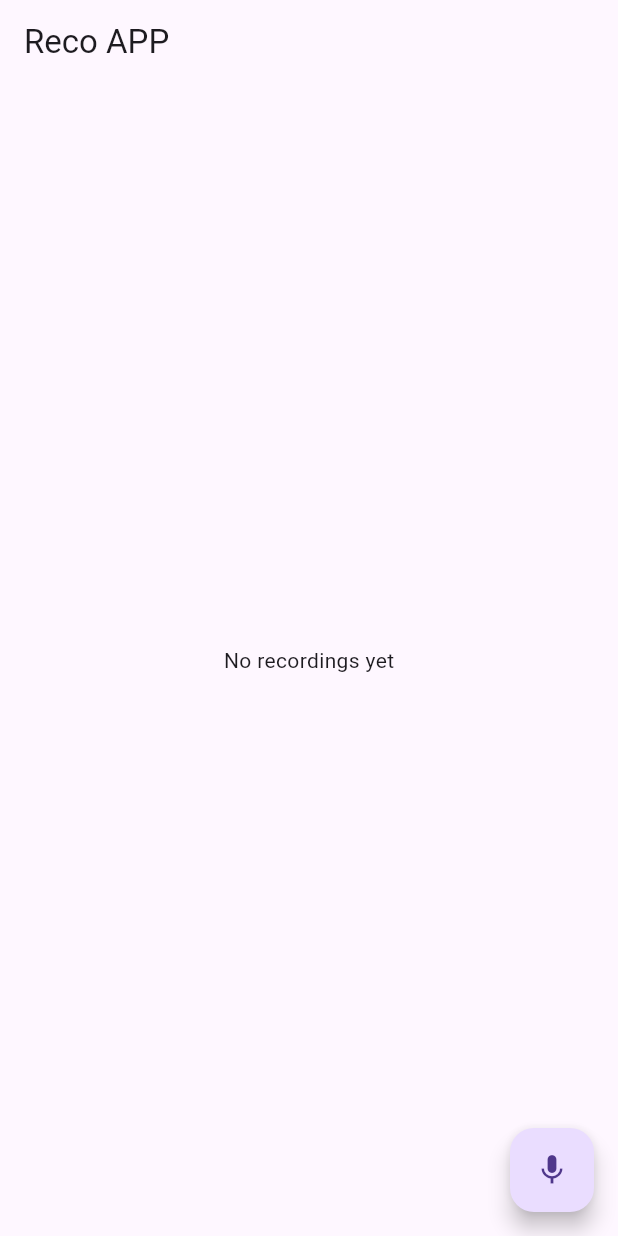
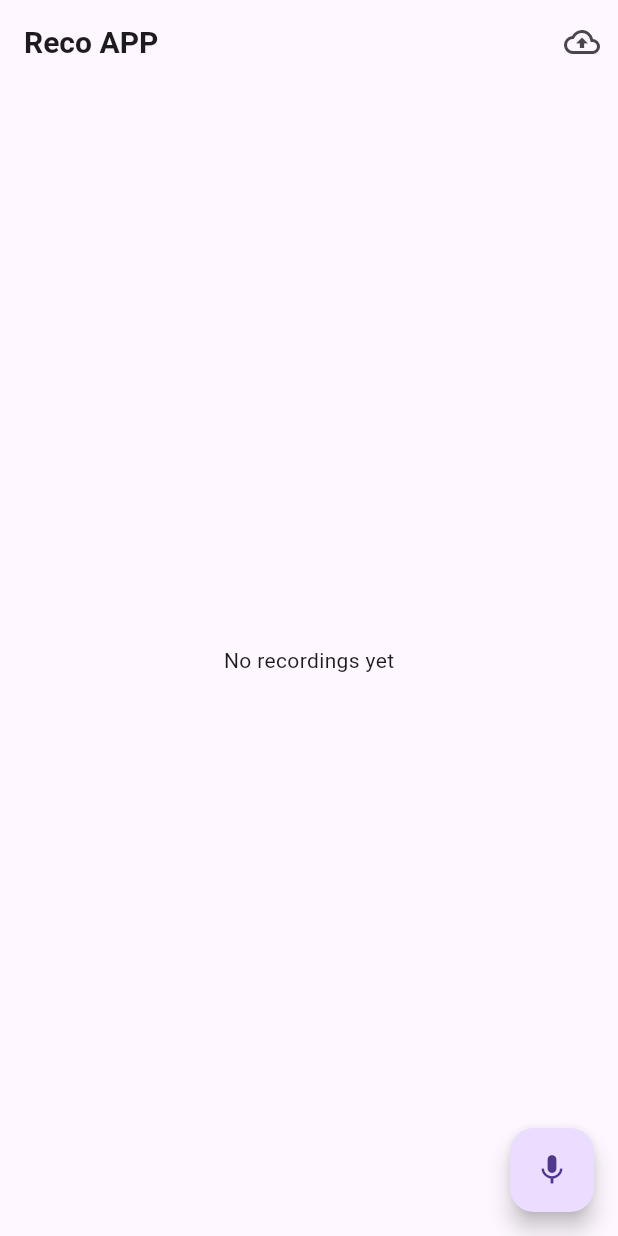
Before and after one commit to jamescardona11/reco_app, a Flutter app: the screen it shows after launch, on a phone screen of 412 x 824 dp. Run offline on Flutter 3.47's test engine with Material 3 defaults, Android fonts, the phone set to English and light mode, and no system bars; our stand-ins replace audioplayers, flutter_riverpod, googleapis_auth, riverpod_annotation, rxdart; missing offline and left inert: gcloud, record; generated files the repository leaves out were written again.

```diff
--- a/lib/views/audio_recorder_view.dart
+++ b/lib/views/audio_recorder_view.dart
@@ -2,6 +2,7 @@ import 'package:audio_recorder_app/provider/recorder/app_recorder.dart';
 import 'package:flutter/material.dart';
 import 'package:flutter_riverpod/flutter_riverpod.dart';
 
+import 'components/app_bar_widget.dart';
 import 'components/audio_list_widget.dart';
 
 class AudioRecorderView extends ConsumerWidget {
@@ -12,20 +13,25 @@ class AudioRecorderView extends ConsumerWidget {
     final recorderState = ref.watch(appRecorderProvider);
 
     return Scaffold(
-      appBar: AppBar(
-        title: const Text('Reco APP'),
-      ),
+      appBar: const RecorderAppBar(),
       body: Column(
         children: [
           if (recorderState.isRecording)
-            const Padding(
-              padding: EdgeInsets.all(16.0),
+            Container(
+              padding: const EdgeInsets.symmetric(vertical: 12, horizontal: 16),
+              color: Colors.red.shade50,
               child: Row(
                 mainAxisAlignment: MainAxisAlignment.center,
                 children: [
-                  Icon(Icons.mic, color: Colors.red),
-                  SizedBox(width: 8),
-                  Text('Recording...', style: TextStyle(color: Colors.red)),
+                  Icon(Icons.mic, color: Colors.red.shade700),
+                  const SizedBox(width: 8),
+                  Text(
+                    'Recording...',
+                    style: TextStyle(
+                      color: Colors.red.shade700,
+                      fontWeight: FontWeight.w500,
+                    ),
+                  ),
                 ],
               ),
             ),
```
Also changed, not shown: lib/views/components/app_bar_widget.dart (added, +197 -0 lines).
